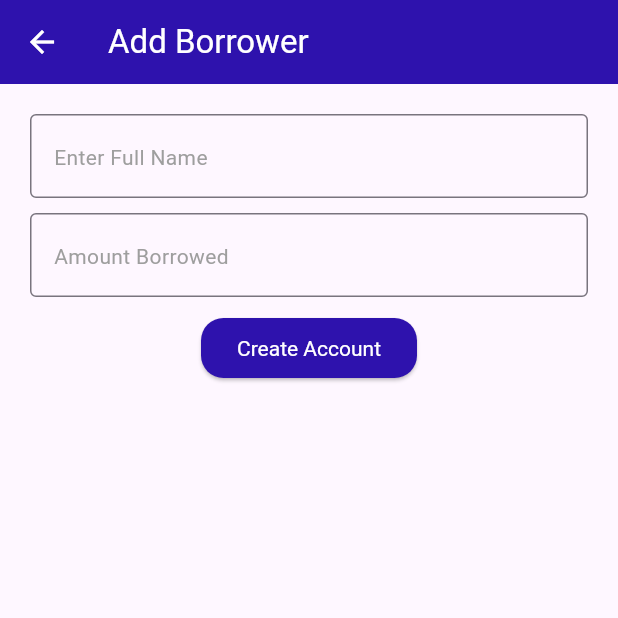
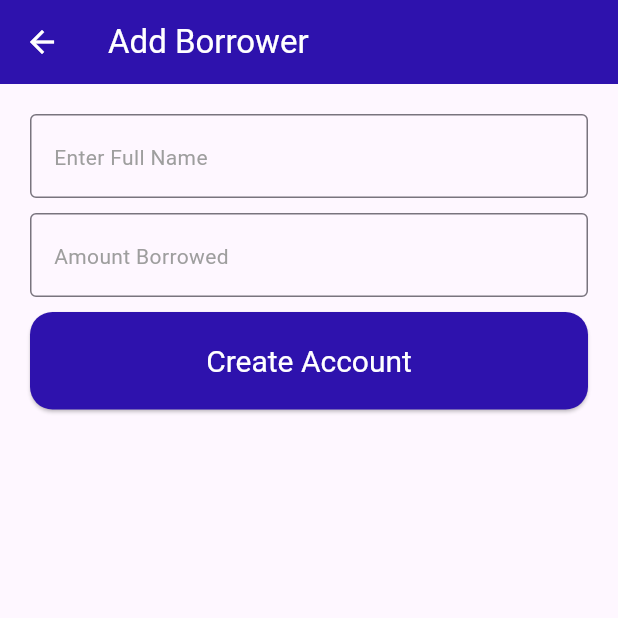
Before and after one commit to ivan-sanjuan/debt_payment_tracker_app, a Flutter app: the screen it shows after launch, after a tap on "Create Borrower Account", on a phone screen of 412 x 824 dp, the top half of it. Run offline on Flutter 3.47's test engine with Material 3 defaults, Android fonts, the phone set to English and light mode, and no system bars; accounts and stored records are empty.

Commit message:
updated button design

```diff
--- a/lib/screens/add_borrower.dart
+++ b/lib/screens/add_borrower.dart
@@ -49,7 +49,10 @@ class _AddBorrowerState extends State<AddBorrower> {
                     border: OutlineInputBorder(),
                   ),
                 ),
-                ElevatedButton(
+                Container(
+                  width: double.infinity,
+                  height: 65,
+                  child: ElevatedButton(
                     onPressed: () {
                       setState(() {
                         final createdBorrower = BorrowerAccount(
@@ -68,7 +71,11 @@ class _AddBorrowerState extends State<AddBorrower> {
                         Navigator.pop(context, createdBorrower);
                       });
                     },
-                  child: Text('Create Account'),
+                    child: Text(
+                      'Create Account',
+                      style: TextStyle(fontSize: 20),
+                    ),
+                  ),
                 ),
               ],
             ),
```
Lines whose indentation alone changed are shown as unchanged.
